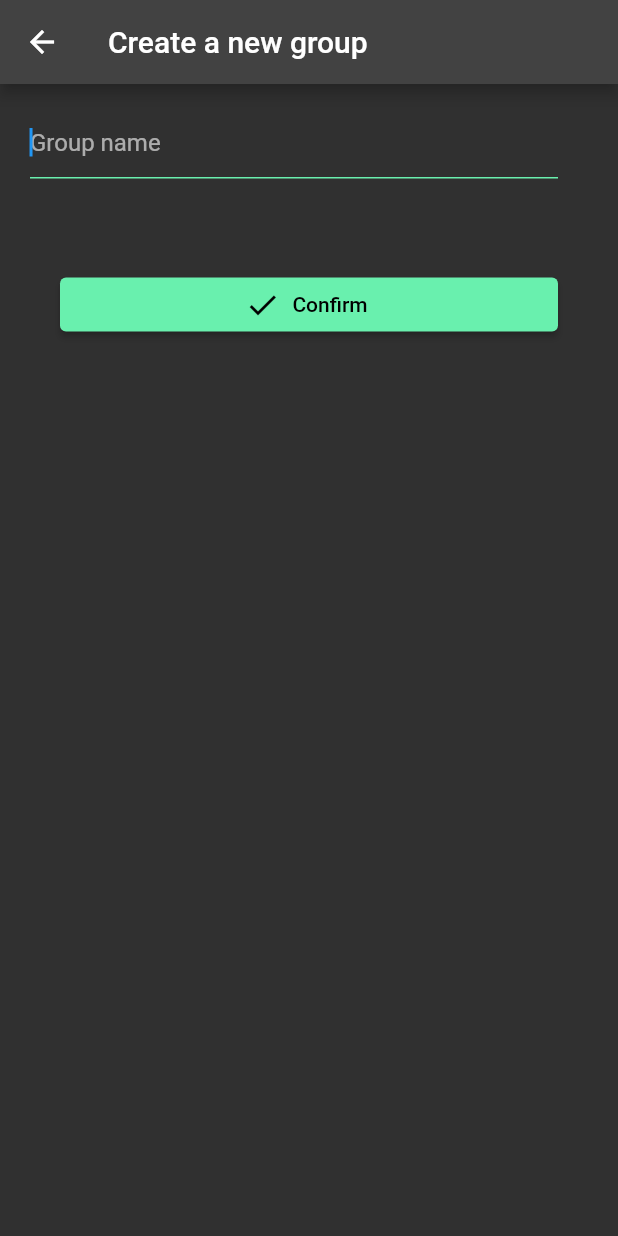
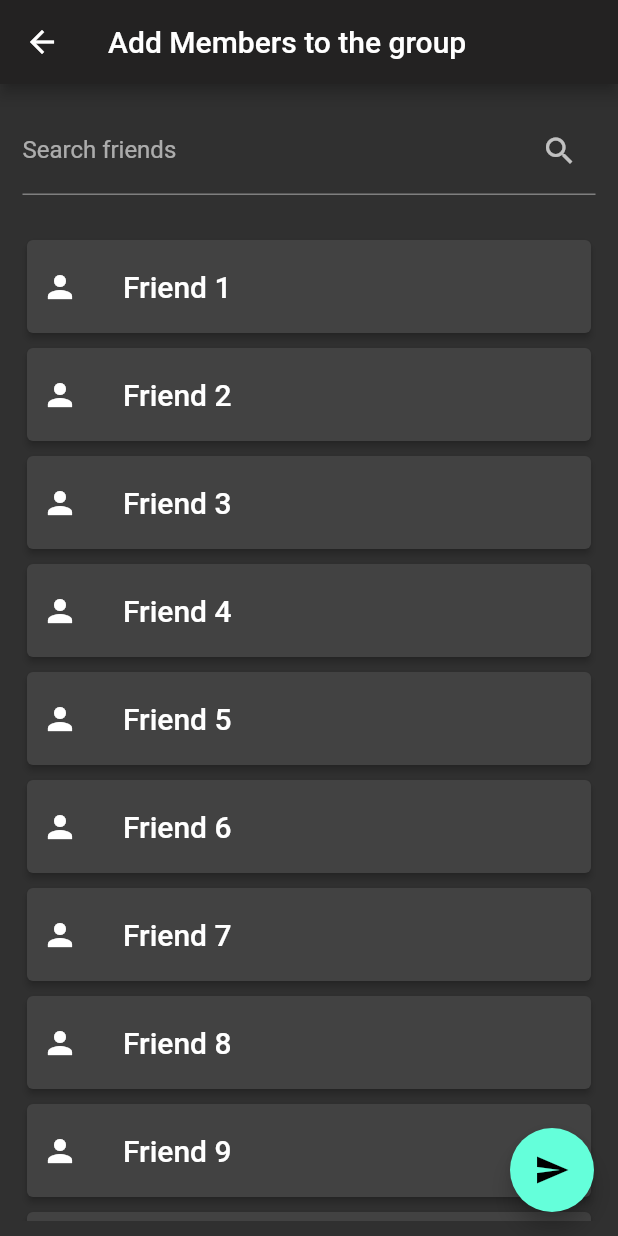
Before and after one commit to 159aadi314/campus_splitwise, a Flutter app: the screen it shows once a user with an empty profile is signed in, after a tap on "Create Group", on a phone screen of 412 x 824 dp. Run offline on Flutter 3.47's test engine with Material 2 defaults, Android fonts, the phone set to English and light mode, and no system bars; our stand-ins replace email_validator, firebase_auth, firebase_core, font_awesome_flutter, google_sign_in; accounts and stored records are empty.

Commit message:
refactoring and integrating add group stuff

```diff
--- a/lib/src/MainPage.dart
+++ b/lib/src/MainPage.dart
@@ -1,6 +1,6 @@
 import 'package:campus_splitwise/src/account_page.dart';
 import 'package:flutter/material.dart';
-import 'package:campus_splitwise/src/friends.dart';
+import 'package:campus_splitwise/src/friends/friends.dart';
 import 'package:campus_splitwise/src/activity_page.dart';
 import 'package:campus_splitwise/src/group_page.dart';
 
@@ -31,9 +31,10 @@ class _MainPageState extends State<MainPage> {
   // }
   @override
   Widget build(BuildContext context) {
+    const bgcolor = Color.fromARGB(255, 93, 255, 228);
     return Scaffold(
       appBar: AppBar(
-        title:  Text(_title),
+        title: Text(_title),
         flexibleSpace: Container(
           decoration: const BoxDecoration(
             color: Color.fromARGB(255, 35, 34, 34),
@@ -43,39 +44,51 @@ class _MainPageState extends State<MainPage> {
       body: _screens[_currentIndex],
       bottomNavigationBar: BottomNavigationBar(
         currentIndex: _currentIndex,
+        fixedColor: Colors.white,
         items: const <BottomNavigationBarItem>[
           BottomNavigationBarItem(
-            icon: Icon(Icons.group),
+            icon: Icon(Icons.group, color: bgcolor),
             label: 'Groups',
           ),
           BottomNavigationBarItem(
-            icon: Icon(Icons.home),
+            icon: Icon(Icons.home, color: bgcolor),
             label: 'Activity',
           ),
           BottomNavigationBarItem(
-            icon: Icon(Icons.person),
+            icon: Icon(Icons.person, color: bgcolor),
             label: 'Friends',
           ),
           BottomNavigationBarItem(
-            icon: Icon(Icons.account_circle_rounded),
+            icon: Icon(Icons.account_circle_rounded, color: bgcolor),
             label: 'Account',
           ),
         ],
         onTap: (int index) {
           setState(() {
             _currentIndex = index;
-            switch(index) {
-              case 0: { _title = 'Your Groups'; }
-              break;
-              case 1: { _title = 'Recent Activity'; }
-              break;
-              case 2: { _title = 'Your Friends'; }
-              break;
-              case 3: { _title = 'Your Profile'; }
-              break;
+            switch (index) {
+              case 0:
+                {
+                  _title = 'Your Groups';
+                }
+                break;
+              case 1:
+                {
+                  _title = 'Recent Activity';
+                }
+                break;
+              case 2:
+                {
+                  _title = 'Your Friends';
+                }
+                break;
+              case 3:
+                {
+                  _title = 'Your Profile';
+                }
+                break;
             }
-          }
-          );
+          });
         },
       ),
     );
--- a/lib/src/activity_page.dart
+++ b/lib/src/activity_page.dart
@@ -1,5 +1,5 @@
 import 'package:flutter/material.dart';
-import 'package:campus_splitwise/src/friends.dart';
+import 'package:campus_splitwise/src/friends/friends.dart';
 
 class ActivityPage extends StatefulWidget {
   const ActivityPage({Key? key}) : super(key: key);
--- a/lib/src/authenticate/register.dart
+++ b/lib/src/authenticate/register.dart
@@ -20,9 +20,8 @@ class _RegisterState extends State<Register> {
   @override
   Widget build(BuildContext context) {
     return Scaffold(
-      backgroundColor: Colors.brown[50],
       appBar: AppBar(
-        backgroundColor: Colors.brown[400],
+        backgroundColor: Colors.greenAccent,
         elevation: 0.0,
         title: Text('Sign Up to split-wise'),
       ),
--- a/lib/src/create_group.dart
+++ /dev/null
@@ -1,87 +0,0 @@
-import 'package:flutter/material.dart';
-
-class CreateGroup extends StatefulWidget {
-  const CreateGroup({Key? key}) : super(key: key);
-
-  @override
-  State<CreateGroup> createState() => _CreateGroupState();
-}
-
-class _CreateGroupState extends State<CreateGroup> {
-  final _formKey = GlobalKey<FormState>();
-
-  // initial values of the friend as empty map
-  @override
-  void initState() {
-    super.initState();
-  }
-
-  @override
-  Widget build(BuildContext context) {
-    return Hero(
-      tag: 'create-group',
-      child: Scaffold(
-        appBar: AppBar(
-          title: Text('Create a new group'),
-        ),
-        body: ListView(
-            children: <Widget>[
-              Form(
-                key: _formKey,
-                child: Column(
-                  mainAxisAlignment: MainAxisAlignment.center,
-                  children: <Widget>[
-                    Padding(
-                      padding: const EdgeInsets.fromLTRB(20, 15, 40, 20),
-                      child: Row(
-                        children: [
-                          Expanded(
-                            flex: 6,
-                            child: TextFormField(
-                              decoration: const InputDecoration(
-                                hintText: 'Group name',
-                                focusedBorder: UnderlineInputBorder(
-                                  borderSide: BorderSide(
-                                    color: Colors.greenAccent,
-                                  ),
-                                ),
-                              ),
-                              autofocus: true,
-                            ),
-                          ),
-                        ],
-                      ),
-                    ),
-                  ],
-                ),
-              ),
-              Container(
-                margin: EdgeInsets.all( 40),
-                child: ElevatedButton.icon(
-                  icon: Icon(Icons.check, color: Colors.black),
-                  // shift 10 unit left
-                  label: Text('Confirm', style: TextStyle(color: Colors.black)),
-                  style: ElevatedButton.styleFrom(
-                    primary: Colors.greenAccent,
-                  ),
-                  onPressed: () {
-                    if (_formKey.currentState!.validate()) {
-                      // If the form is valid, display a snackbar. In the real world,
-                      // you'd often call a server or save the information in a database.
-                      ScaffoldMessenger.of(context).showSnackBar(
-                        const SnackBar(content: Text('Processing Data')),
-                      );
-                    }
-                    if (_formKey.currentState!.validate()) {
-                      // _formKey.currentState!.save();
-                      Navigator.pop(context);
-                    }
-                  },
-                ),
-              )
-            ]
-        ),
-      ),
-    );
-  }
-}
--- a/lib/src/add_friend.dart
+++ b/lib/src/friends/add_friend.dart
@@ -73,7 +73,7 @@ class _AddFriendState extends State<AddFriend> {
               // shift 10 unit left
               label: Text('Confirm', style: TextStyle(color: Colors.black)),
               style: ElevatedButton.styleFrom(
-                primary: Colors.greenAccent,
+                primary: Color.fromARGB(255, 93, 255, 228),
               ),
               onPressed: () {
                 if (_formKey.currentState!.validate()) {
--- a/lib/src/group_page.dart
+++ b/lib/src/group_page.dart
@@ -1,5 +1,5 @@
 import 'package:flutter/material.dart';
-import 'package:campus_splitwise/src/create_group.dart';
+import 'package:campus_splitwise/src/groups/create_group_addfriends.dart';
 
 class GroupsPage extends StatefulWidget {
   const GroupsPage({Key? key}) : super(key: key);
@@ -91,10 +91,11 @@ class _GroupsPageState extends State<GroupsPage> {
       ),
 
       floatingActionButton: FloatingActionButton.extended(
+        heroTag: 'createGroup',
         onPressed: () {
           Navigator.push(
             context,
-            MaterialPageRoute(builder: (context) => const CreateGroup()),
+            MaterialPageRoute(builder: (context) => const AddGroupPage()),
           );
         },
         // Add your onPressed code here!
--- /dev/null
+++ b/lib/src/groups/create_group_addfriends.dart
@@ -0,0 +1,152 @@
+import 'package:flutter/material.dart';
+import 'package:campus_splitwise/src/groups/create_group_confirm.dart';
+class AddGroupPage extends StatefulWidget {
+  const AddGroupPage({Key? key}) : super(key: key);
+
+  @override
+  _AddGroupPage createState() => _AddGroupPage();
+}
+
+class _AddGroupPage extends State<AddGroupPage> {
+  final List<Map<String,dynamic>> _allfriends = List.generate(20, (index) {
+    return {
+      'id': '$index',
+      'name': 'Friend ${index + 1}',
+      'val': false
+    };
+  });
+  final _formKey = GlobalKey<FormState>();
+
+  List<Map<String, dynamic>> _foundUsers = [];
+  Map<String,dynamic> group_users ={};
+  @override
+  initState() {
+    // at the beginning, all users are shown
+    _foundUsers = _allfriends;
+    super.initState();
+  }
+
+  // This function is called whenever the text field changes
+  void _runFilter(String enteredKeyword) {
+    List<Map<String, dynamic>> results = [];
+    if (enteredKeyword.isEmpty) {
+      // if the search field is empty or only contains white-space, we'll display all users
+      results = _allfriends;
+    } else {
+      results = _allfriends
+          .where((user) =>
+          user["name"].toLowerCase().contains(enteredKeyword.toLowerCase()))
+          .toList();
+      // we use the toLowerCase() method to make it case-insensitive
+    }
+
+    // Refresh the UI
+    setState(() {
+      _foundUsers = results;
+    });
+  }
+  bool value=false;
+  // This widget is the root of your application.
+  @override
+  Widget build(BuildContext context) {
+    return Hero(
+      tag: 'createGroup',
+      child: Scaffold(
+        appBar: AppBar(
+          title: const Text("Add Members to the group"),
+          flexibleSpace: Container(
+            decoration: const BoxDecoration(
+              color: Color.fromARGB(255, 35, 34, 34),
+            ),
+          ),
+        ),
+
+        body: Padding(
+          padding: const EdgeInsets.all(10),
+          child:
+          Column(
+            children: [
+              Padding(
+                padding: const EdgeInsets.fromLTRB(5,5,5,5),
+                child: Form(
+                  key: _formKey,
+                  child: TextFormField(
+                    onChanged: (value) => _runFilter(value),
+                    decoration: const InputDecoration(
+                        labelText: 'Search friends', suffixIcon: Icon(Icons.search)),
+                    validator: (value){
+                      if(group_users.isEmpty)
+                        return "Please add at least 1 user";
+                      return null;
+                    },
+                  ),
+                ),
+
+              ),
+              const SizedBox(
+                height: 20,
+              ),
+              Expanded(
+                child: _foundUsers.isNotEmpty
+                    ? ListView.builder(
+                  itemCount: _foundUsers.length,
+                  itemBuilder: (context, index) =>
+                      buildBox(_foundUsers[index]),
+                )
+                    : const Text(
+                  'No results found',
+                  style: TextStyle(fontSize: 24),
+                ),
+              ),
+            ],
+          ),
+        ),
+
+        floatingActionButton: FloatingActionButton(
+          heroTag: null,
+          onPressed: () {
+            if (_formKey.currentState!.validate()) {
+              Navigator.push(
+                context,
+                MaterialPageRoute(
+                    builder: (context) => CreateGroup(groupUsers: group_users)),
+              );
+            }
+          },
+          // Add your onPressed code here!
+
+          child: const Icon(Icons.send),
+        ),
+
+
+      ),
+    );
+  }
+
+  Widget buildBox(Map<String,dynamic> friend) => Padding(
+    padding: const EdgeInsets.fromLTRB(4,1,4,1),
+    child: Card(
+      key: ValueKey(friend["id"]),
+      elevation: 2,
+      color: friend['val']?Color.fromARGB(255, 49, 102, 196):null,
+      child: ListTile(
+        visualDensity: VisualDensity.comfortable,
+        // increase size of this icon
+        contentPadding: EdgeInsets.fromLTRB(10, 5, 5, 5),
+        leading:
+        const Icon(Icons.person),
+        title: Text(friend['name'], style: const TextStyle(fontSize: 20, fontWeight: FontWeight.w500 )),
+        onTap: () {
+          setState(()=>friend['val']=!friend['val']);
+          if(friend['val'])
+            group_users[friend['id']]=friend['name'];
+          else
+            group_users.remove(friend['id']);
+          // print(group_users);
+
+        },
+      ),
+    ),
+  );
+
+}
```
Also changed, not shown: lib/src/friends.dart (deleted, +0 -175 lines), lib/src/friends/friends.dart (added, +167 -0 lines), lib/src/groups/create_group_confirm.dart (added, +96 -0 lines), 1 other file.
